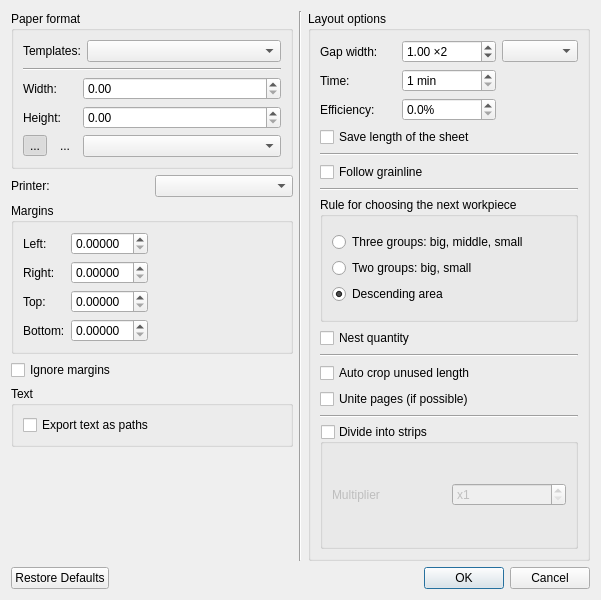
The window that src/app/valentina/dialogs/dialoglayoutsettings.ui (OpnTec/fashionmaker) describes before a commit, drawn with Qt 5.
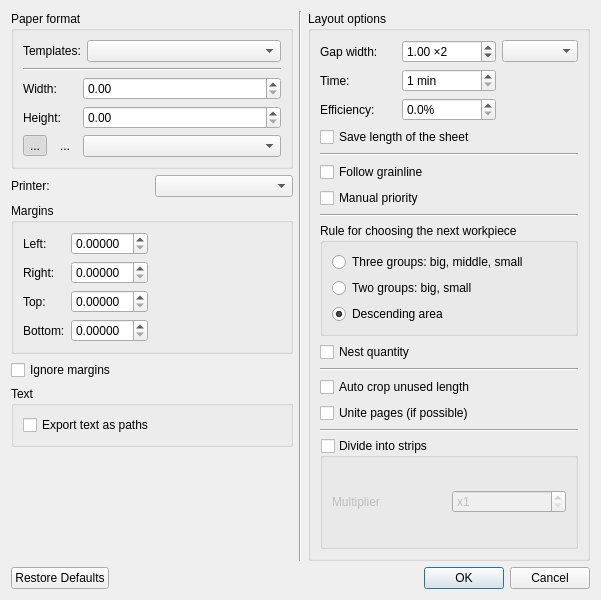
The same window after the commit. Icons and pictures are not drawn.

Commit message:
New option --manualPriority.
Helps to disable following manual priority without need to change settings for
each piece.

branch : develop

The edit to the form file:
```diff
--- a/src/app/valentina/dialogs/dialoglayoutsettings.ui
+++ b/src/app/valentina/dialogs/dialoglayoutsettings.ui
@@ -462,6 +462,13 @@
           </property>
          </widget>
         </item>
+        <item>
+         <widget class="QCheckBox" name="checkBoxManualPriority">
+          <property name="text">
+           <string>Manual priority</string>
+          </property>
+         </widget>
+        </item>
         <item>
          <widget class="Line" name="line_2">
           <property name="orientation">
```
The commit also changes 12 other files.
